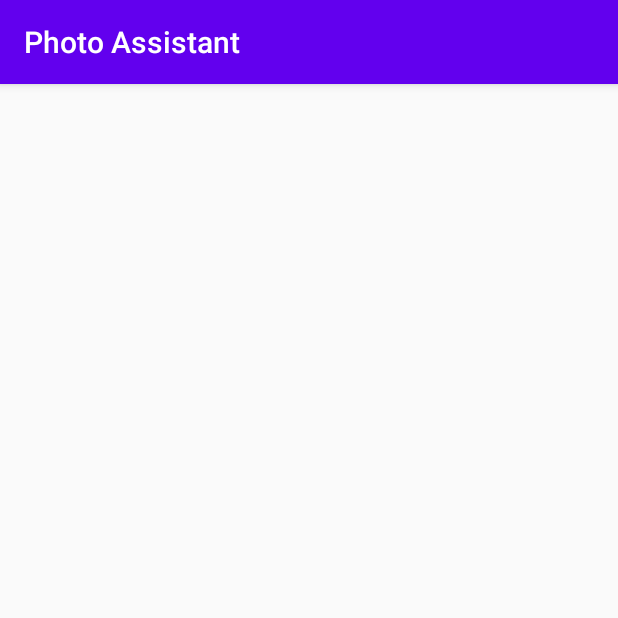
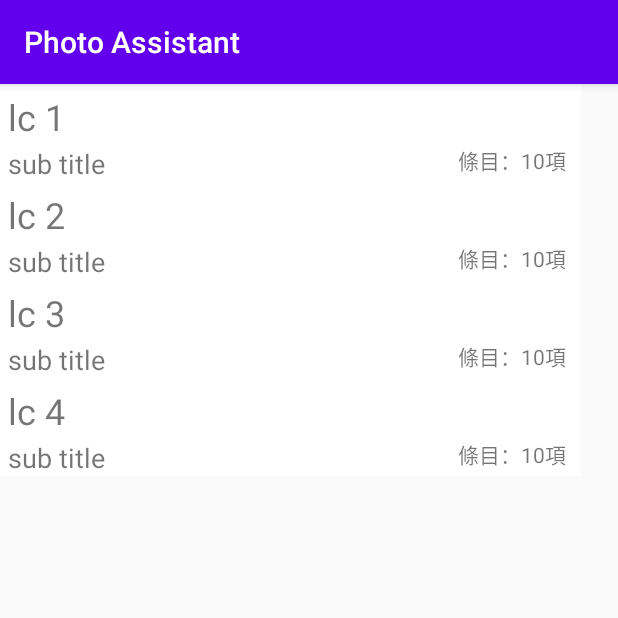
Before and after one commit to yue99520/Photo-assistant-mobile, an Android app: the screen it shows after launch (MainActivity), on a phone screen of 412 x 824 dp, the top half of it. Run offline under Robolectric (Android 15) with nearby library versions, the phone set to English and light mode, and no system bars; 1 statement that could not run was skipped.

Commit message:
Location fragment prototype

```diff
--- a/app/build.gradle
+++ b/app/build.gradle
@@ -28,11 +28,11 @@ dependencies {
     implementation 'com.android.volley:volley:1.1.1'
     implementation 'androidx.appcompat:appcompat:1.1.0'
     implementation 'androidx.constraintlayout:constraintlayout:1.1.3'
-    implementation 'com.google.android.material:material:1.0.0'
+    implementation 'com.google.android.material:material:1.1.0'
     implementation 'androidx.annotation:annotation:1.1.0'
-    implementation 'androidx.lifecycle:lifecycle-extensions:2.0.0'
+    implementation 'androidx.lifecycle:lifecycle-extensions:2.2.0'
     implementation 'androidx.legacy:legacy-support-v4:1.0.0'
-    implementation 'androidx.recyclerview:recyclerview:1.0.0'
+    implementation 'androidx.recyclerview:recyclerview:1.1.0'
     testImplementation 'junit:junit:4.12'
     androidTestImplementation 'androidx.test.ext:junit:1.1.1'
     androidTestImplementation 'androidx.test.espresso:espresso-core:3.2.0'
--- a/app/src/main/java/com/example/photoassistant/MainActivity.java
+++ b/app/src/main/java/com/example/photoassistant/MainActivity.java
@@ -1,14 +1,63 @@
 package com.example.photoassistant;
 
+import android.os.Bundle;
+import android.view.View;
+
 import androidx.appcompat.app.AppCompatActivity;
+import androidx.fragment.app.Fragment;
+import androidx.fragment.app.FragmentManager;
+import androidx.fragment.app.FragmentTransaction;
 
-import android.os.Bundle;
+import com.example.photoassistant.location.Location;
+import com.example.photoassistant.location.LocationListFragment;
 
 public class MainActivity extends AppCompatActivity {
+
+    private FragmentManager fragmentManager;
+
+    private LocationListFragment listFragment;
+
+    private Fragment detailFragment;
 
     @Override
     protected void onCreate(Bundle savedInstanceState) {
         super.onCreate(savedInstanceState);
         setContentView(R.layout.activity_main);
+
+        createListFragment();
+
+        fragmentManager = getSupportFragmentManager();
+
+        checkoutListFragment();
+    }
+
+    private void createListFragment() {
+        this.listFragment = new LocationListFragment();
+        this.listFragment.setOnclickListener(new LocationListFragment.OnItemClickListener() {
+            @Override
+            public void onItemClick(View view, Location location) {
+                checkoutDetailFragment();
+            }
+        });
+    }
+
+    public void showLocationDetail() {
+
+    }
+
+    public void checkoutDetailFragment() {
+        FragmentTransaction fragmentTransaction = fragmentManager.beginTransaction();
+
+        fragmentTransaction.replace(R.id.fragment_container_view_main, detailFragment);
+
+        fragmentTransaction.commit();
+    }
+
+    public void checkoutListFragment() {
+        FragmentTransaction fragmentTransaction = fragmentManager.beginTransaction();
+
+        fragmentTransaction.replace(R.id.fragment_container_view_main, listFragment);
+
+        fragmentTransaction.commit();
     }
 }
--- a/app/src/main/java/com/example/photoassistant/location/Location.java
+++ b/app/src/main/java/com/example/photoassistant/location/Location.java
@@ -2,7 +2,7 @@ package com.example.photoassistant.location;
 
 public class Location {
 
-    private double id;
+    private long id;
 
     private double longitude;
 
@@ -14,11 +14,11 @@ public class Location {
 
     private int entryCount;
 
-    public double getId() {
+    public long getId() {
         return id;
     }
 
-    public void setId(double id) {
+    public void setId(long id) {
         this.id = id;
     }
 
--- a/app/src/main/java/com/example/photoassistant/location/LocationAdapter.java
+++ b/app/src/main/java/com/example/photoassistant/location/LocationAdapter.java
@@ -11,14 +11,15 @@ import androidx.recyclerview.widget.RecyclerView;
 
 import com.example.photoassistant.R;
 
-import java.util.ArrayList;
 import java.util.List;
 
 public class LocationAdapter extends RecyclerView.Adapter {
 
     private Context context;
 
-    private List<Location> locations = new ArrayList<>();
+    private List<Location> locations;
+
+    private OnItemClickListener onItemClickListener;
 
     public LocationAdapter(Context context, List<Location> locations) {
         this.context = context;
@@ -30,22 +31,24 @@ public class LocationAdapter extends RecyclerView.Adapter {
     public RecyclerView.ViewHolder onCreateViewHolder(@NonNull ViewGroup parent, int viewType) {
 
         View view = LayoutInflater.from(context).inflate(R.layout.location_item, parent, false);
-        ViewHolder viewHolder = new ViewHolder(view);
+        LocationViewHolder locationViewHolder = new LocationViewHolder(view);
 
-        viewHolder.title = view.findViewById(R.id.location_title);
-        viewHolder.subtitle = view.findViewById(R.id.location_subtitle);
-        viewHolder.entryAmount = view.findViewById(R.id.location_entry_amount);
+        locationViewHolder.title = view.findViewById(R.id.location_title);
+        locationViewHolder.subtitle = view.findViewById(R.id.location_subtitle);
+        locationViewHolder.entryAmount = view.findViewById(R.id.location_entry_amount);
 
-        return viewHolder;
+        return locationViewHolder;
     }
 
     @Override
-    public void onBindViewHolder(@NonNull RecyclerView.ViewHolder holder, int position) {
-        ViewHolder locationHolder = (ViewHolder) holder;
+    public void onBindViewHolder(@NonNull final RecyclerView.ViewHolder holder, final int position) {
+        final LocationViewHolder locationHolder = (LocationViewHolder) holder;
 
-        Location location = locations.get(position);
+        final Location currentBindLocation = locations.get(position);
 
-        locationHolder.setLocation(location);
+        locationHolder.setLocation(currentBindLocation);
+
+        initOnClickListener(locationHolder, currentBindLocation);
     }
 
     @Override
@@ -53,7 +56,40 @@ public class LocationAdapter extends RecyclerView.Adapter {
         return locations.size();
     }
 
-    static class ViewHolder extends RecyclerView.ViewHolder{
+    public List<Location> getLocations() {
+        return locations;
+    }
+
+    public void setOnItemClickListener(OnItemClickListener itemClickListener) {
+        this.onItemClickListener = itemClickListener;
+    }
+
+    private void initOnClickListener(LocationAdapter.LocationViewHolder viewHolder, final Location location) {
+
+        viewHolder.itemView.setClickable(true);
+
+        viewHolder.itemView.setOnClickListener(new View.OnClickListener() {
+
+            private Location currentOnClickLocation = location;
+
+            @Override
+            public void onClick(View v) {
+
+                if (onItemClickListener != null) {
+
+                    onItemClickListener.onClick(v, currentOnClickLocation);
+
+                }
+            }
+        });
+    }
+
+    public interface OnItemClickListener{
+
+        void onClick(View v, Location onClickLocation);
+    }
+
+    static class LocationViewHolder extends RecyclerView.ViewHolder {
 
         private Location location;
 
@@ -63,15 +99,19 @@ public class LocationAdapter extends RecyclerView.Adapter {
 
         public TextView entryAmount;
 
-        public ViewHolder(@NonNull View itemView) {
+        public LocationViewHolder(@NonNull View itemView) {
             super(itemView);
         }
 
         public void setLocation(Location location) {
             this.location = location;
+            updateView();
+        }
+
+        public void updateView() {
             this.title.setText(location.getTitle());
             this.subtitle.setText(location.getSubtitle());
-            this.entryAmount.setText(location.getEntryCount());
+            this.entryAmount.setText(String.valueOf(location.getEntryCount()));
         }
 
         public Location getLocation() {
--- /dev/null
+++ b/app/src/main/java/com/example/photoassistant/location/LocationListFragment.java
@@ -0,0 +1,95 @@
+package com.example.photoassistant.location;
+
+import android.content.Context;
+import android.os.Bundle;
+import android.view.LayoutInflater;
+import android.view.View;
+import android.view.ViewGroup;
+import androidx.annotation.NonNull;
+import androidx.annotation.Nullable;
+import androidx.fragment.app.Fragment;
+import androidx.recyclerview.widget.LinearLayoutManager;
+import androidx.recyclerview.widget.RecyclerView;
+import com.example.photoassistant.R;
+import java.util.ArrayList;
+import java.util.List;
+
+public class LocationListFragment extends Fragment {
+
+    private LocationAdapter locationAdapter;
+
+    @Override
+    public void onCreate(@Nullable Bundle savedInstanceState) {
+        super.onCreate(savedInstanceState);
+    }
+
+    @Nullable
+    @Override
+    public View onCreateView(@NonNull LayoutInflater inflater, @Nullable ViewGroup container, @Nullable Bundle savedInstanceState) {
+        View view = inflater.inflate(R.layout.fragment_location_list, container, false);
+        init(view);
+
+        return view;
+    }
+
+    @Override
+    public void onViewCreated(@NonNull View view, @Nullable Bundle savedInstanceState) {
+        super.onViewCreated(view, savedInstanceState);
+    }
+
+    private void init(final View view) {
+        Context context = getActivity();
+
+        List<Location> locations = new ArrayList<>();
+
+        locationAdapter = new LocationAdapter(context, locations);
+
+        RecyclerView recyclerView = view.findViewById(R.id.location_recycler);
+
+        recyclerView.setAdapter(locationAdapter);
+
+        recyclerView.setLayoutManager(new LinearLayoutManager(context));
+
+        updateData(locationAdapter.getLocations());
+
+        locationAdapter.notifyDataSetChanged();
+    }
+
+    public void setOnclickListener(final OnItemClickListener listener) {
+        locationAdapter.setOnItemClickListener(new LocationAdapter.OnItemClickListener() {
+            @Override
+            public void onClick(View v, Location onClickLocation) {
+                listener.onItemClick(v, onClickLocation);
+            }
+        });
+    }
+
+    public void updateData(List<Location> locations) {
+            Location location = new Location();
+            location.setTitle("lc 1");
+            location.setSubtitle("sub title");
+            location.setEntryCount(10);
+            locations.add(location);
+            location = new Location();
+            location.setTitle("lc 2");
+            location.setSubtitle("sub title");
+            location.setEntryCount(10);
+            locations.add(location);
+            location = new Location();
+            location.setTitle("lc 3");
+            location.setSubtitle("sub title");
+            location.setEntryCount(10);
+            locations.add(location);
+            location = new Location();
+            location.setTitle("lc 4");
+            location.setSubtitle("sub title");
+            location.setEntryCount(10);
+            locations.add(location);
+            //todo remove location mock data
+    }
+
+    public interface OnItemClickListener {
+
+        void onItemClick(View view, Location location);
+    }
+}
--- a/app/src/main/java/com/example/photoassistant/location/LocationRecyclerFragment.java
+++ /dev/null
@@ -1,6 +0,0 @@
-package com.example.photoassistant.location;
-
-import androidx.fragment.app.Fragment;
-
-public class LocationRecyclerFragment extends Fragment {
-}
--- a/app/src/main/res/layout/activity_main.xml
+++ b/app/src/main/res/layout/activity_main.xml
@@ -1,9 +1,12 @@
 <?xml version="1.0" encoding="utf-8"?>
-<androidx.constraintlayout.widget.ConstraintLayout xmlns:android="http://schemas.android.com/apk/res/android"
-    xmlns:app="http://schemas.android.com/apk/res-auto"
+<LinearLayout xmlns:android="http://schemas.android.com/apk/res/android"
     xmlns:tools="http://schemas.android.com/tools"
     android:layout_width="match_parent"
     android:layout_height="match_parent"
     tools:context=".MainActivity">
 
-</androidx.constraintlayout.widget.ConstraintLayout>
+    <androidx.fragment.app.FragmentContainerView
+        android:id="@+id/fragment_container_view_main"
+        android:layout_width="wrap_content"
+        android:layout_height="wrap_content" />
+</LinearLayout>
--- a/app/src/main/res/layout/fragment_location_recycler.xml
+++ b/app/src/main/res/layout/fragment_location_list.xml
@@ -1,6 +1,8 @@
 <?xml version="1.0" encoding="utf-8"?>
 <androidx.constraintlayout.widget.ConstraintLayout
-    xmlns:android="http://schemas.android.com/apk/res/android" android:layout_width="match_parent"
+    xmlns:android="http://schemas.android.com/apk/res/android"
+    android:layout_width="match_parent"
     android:layout_height="match_parent">
 
+    <include layout="@layout/location_recycler" />
 </androidx.constraintlayout.widget.ConstraintLayout>
--- a/app/src/main/res/layout/location_item.xml
+++ b/app/src/main/res/layout/location_item.xml
@@ -5,8 +5,7 @@
     xmlns:app="http://schemas.android.com/apk/res-auto"
     android:background="@android:color/white"
     android:clickable="true"
-    android:focusable="true"
-    android:padding="10dp">
+    android:focusable="true">
 
     <TextView
         android:id="@+id/location_title"
@@ -38,7 +37,8 @@
         app:layout_constraintEnd_toEndOf="parent"
         app:layout_constraintTop_toBottomOf="@id/location_title"
         app:layout_constraintBottom_toBottomOf="parent"
-        >
+        android:layout_marginRight="10dp"
+        android:layout_marginEnd="10dp">
 
         <TextView
             android:layout_width="wrap_content"
--- /dev/null
+++ b/app/src/main/res/layout/location_recycler.xml
@@ -0,0 +1,8 @@
+<?xml version="1.0" encoding="utf-8"?>
+<androidx.recyclerview.widget.RecyclerView
+    android:id="@+id/location_recycler"
+    xmlns:android="http://schemas.android.com/apk/res/android"
+    android:layout_width="match_parent"
+    android:layout_height="match_parent">
+
+</androidx.recyclerview.widget.RecyclerView>
--- a/build.gradle
+++ b/build.gradle
@@ -8,7 +8,7 @@ buildscript {
 
     }
     dependencies {
-        classpath 'com.android.tools.build:gradle:3.6.1'
+        classpath 'com.android.tools.build:gradle:3.6.3'
 
 
         // NOTE: Do not place your application dependencies here; they belong
```
Also changed, not shown: app/src/main/AndroidManifest.xml (+7 -2 lines), app/src/main/res/values/attrs_collapse_view.xml (deleted, +0 -8 lines), app/src/main/res/values/attrs_email_component.xml (deleted, +0 -8 lines).
